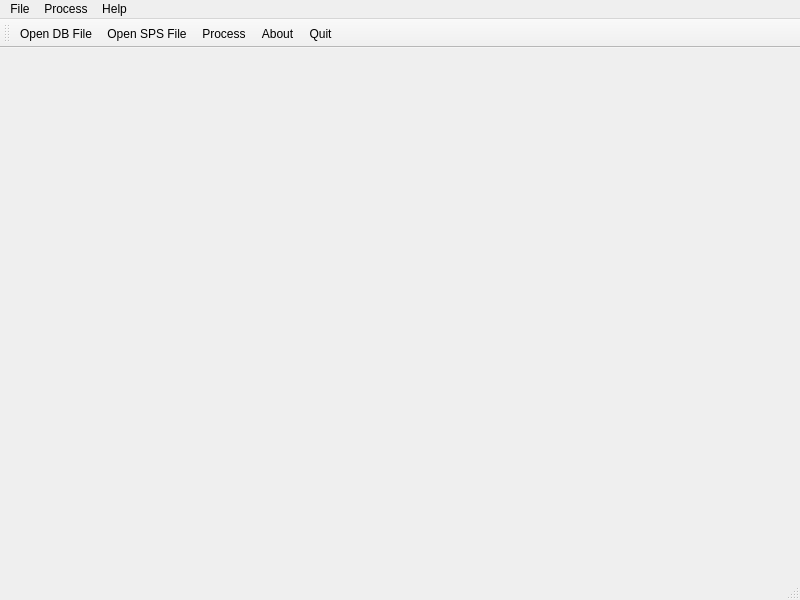
Old version of the form ui/UIMainWindowForm.ui in the repository mysiar/seismic-offset-check.
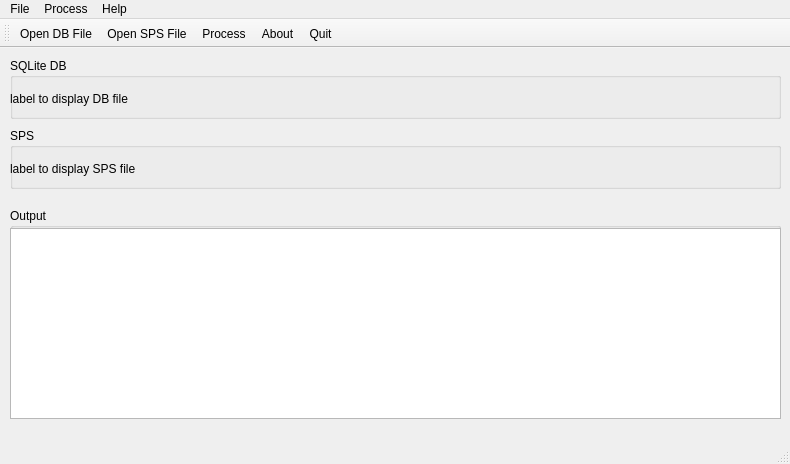
New version of the form. Icons and pictures are not drawn.

Commit message: #ui-main-window: gui and some actions connected

Patch:
```diff
--- a/ui/UIMainWindowForm.ui
+++ b/ui/UIMainWindowForm.ui
@@ -6,20 +6,137 @@
    <rect>
     <x>0</x>
     <y>0</y>
-    <width>800</width>
-    <height>600</height>
+    <width>790</width>
+    <height>464</height>
    </rect>
   </property>
+  <property name="minimumSize">
+   <size>
+    <width>790</width>
+    <height>464</height>
+   </size>
+  </property>
+  <property name="maximumSize">
+   <size>
+    <width>790</width>
+    <height>464</height>
+   </size>
+  </property>
   <property name="windowTitle">
    <string>MainWindow</string>
   </property>
-  <widget class="QWidget" name="centralwidget"/>
+  <widget class="QWidget" name="centralwidget">
+   <widget class="QGroupBox" name="groupBox">
+    <property name="geometry">
+     <rect>
+      <x>10</x>
+      <y>10</y>
+      <width>771</width>
+      <height>61</height>
+     </rect>
+    </property>
+    <property name="title">
+     <string>SQLite DB</string>
+    </property>
+    <widget class="QWidget" name="verticalLayoutWidget">
+     <property name="geometry">
+      <rect>
+       <x>0</x>
+       <y>20</y>
+       <width>771</width>
+       <height>41</height>
+      </rect>
+     </property>
+     <layout class="QVBoxLayout" name="verticalLayout">
+      <item>
+       <widget class="QLabel" name="lblDb">
+        <property name="text">
+         <string>label to display DB file</string>
+        </property>
+        <property name="wordWrap">
+         <bool>true</bool>
+        </property>
+        <property name="margin">
+         <number>2</number>
+        </property>
+       </widget>
+      </item>
+     </layout>
+    </widget>
+   </widget>
+   <widget class="QGroupBox" name="groupBox_2">
+    <property name="geometry">
+     <rect>
+      <x>10</x>
+      <y>80</y>
+      <width>771</width>
+      <height>61</height>
+     </rect>
+    </property>
+    <property name="title">
+     <string>SPS</string>
+    </property>
+    <widget class="QWidget" name="verticalLayoutWidget_3">
+     <property name="geometry">
+      <rect>
+       <x>0</x>
+       <y>20</y>
+       <width>771</width>
+       <height>41</height>
+      </rect>
+     </property>
+     <layout class="QVBoxLayout" name="verticalLayout_3">
+      <item>
+       <widget class="QLabel" name="lblSPS">
+        <property name="text">
+         <string>label to display SPS file</string>
+        </property>
+        <property name="wordWrap">
+         <bool>true</bool>
+        </property>
+        <property name="margin">
+         <number>2</number>
+        </property>
+       </widget>
+      </item>
+     </layout>
+    </widget>
+   </widget>
+   <widget class="QGroupBox" name="groupBox_3">
+    <property name="geometry">
+     <rect>
+      <x>10</x>
+      <y>160</y>
+      <width>771</width>
+      <height>211</height>
+     </rect>
+    </property>
+    <property name="title">
+     <string>Output</string>
+    </property>
+    <widget class="QWidget" name="horizontalLayoutWidget">
+     <property name="geometry">
+      <rect>
+       <x>0</x>
+       <y>20</y>
+       <width>771</width>
+       <height>191</height>
+      </rect>
+     </property>
+     <layout class="QHBoxLayout" name="horizontalLayout">
+      <item>
+       <widget class="QTextBrowser" name="txtOutput"/>
+      </item>
+     </layout>
+    </widget>
+   </widget>
+  </widget>
   <widget class="QMenuBar" name="menubar">
    <property name="geometry">
     <rect>
      <x>0</x>
      <y>0</y>
-     <width>800</width>
+     <width>790</width>
      <height>22</height>
     </rect>
    </property>
```
Left out of the diff: 4 changed lines with no effect on the pictures. The commit also changes 5 other files.
